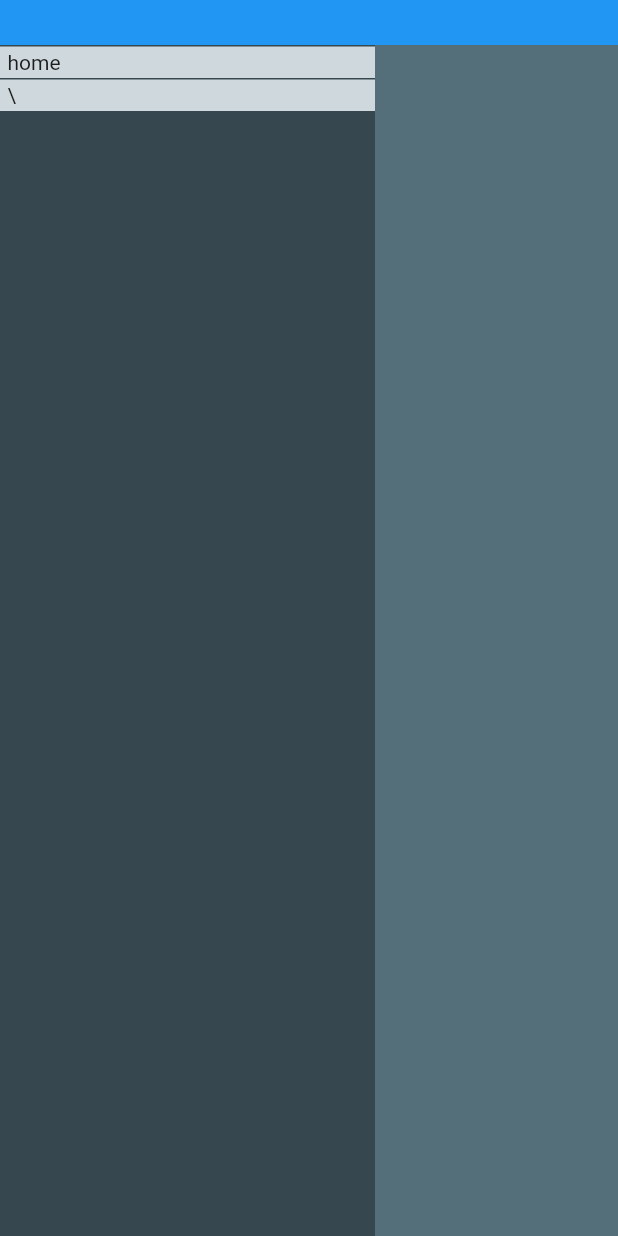
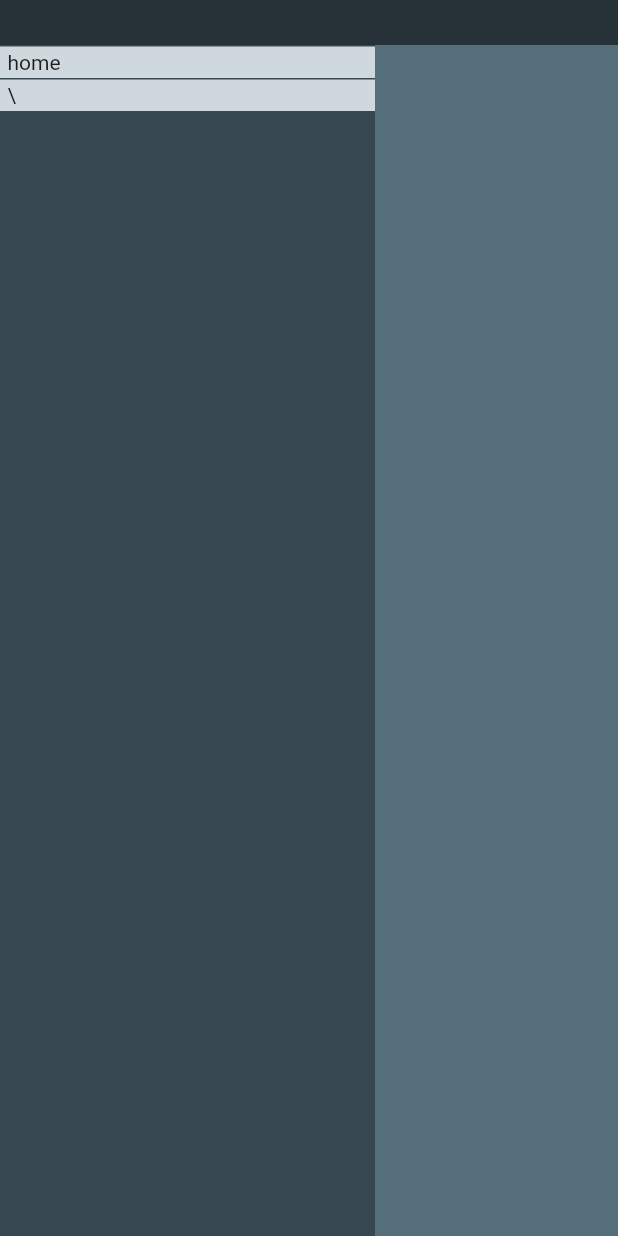
Before and after one commit to 3rs1n4cti0n/story_creator, a Flutter app: the screen it shows after launch, on a phone screen of 412 x 824 dp. Run offline on Flutter 3.47's test engine with Material 2 defaults, Android fonts, the phone set to English and light mode, and no system bars.

Commit message:
Changed appbar background color.

```diff
--- a/lib/home.dart
+++ b/lib/home.dart
@@ -14,6 +14,7 @@ class _HomeState extends State<Home> {
     return Scaffold(
       backgroundColor: Colors.blueGrey[600],
       appBar: AppBar(
+        backgroundColor: Colors.blueGrey[900],
         toolbarHeight: 30,
         elevation: 0,
       ),
```
